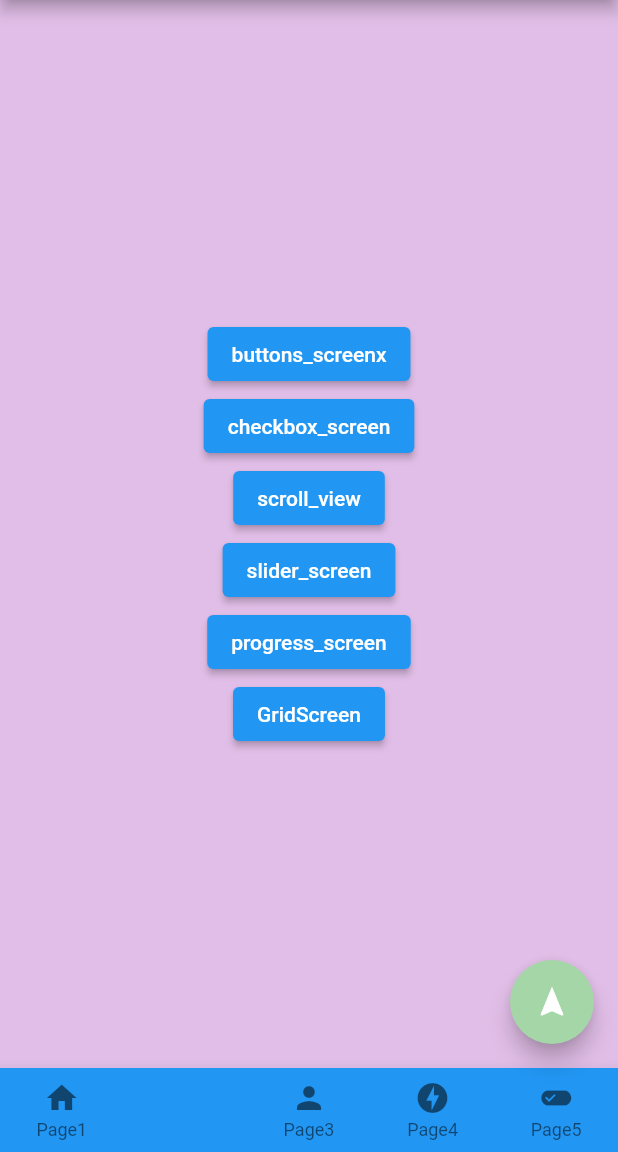
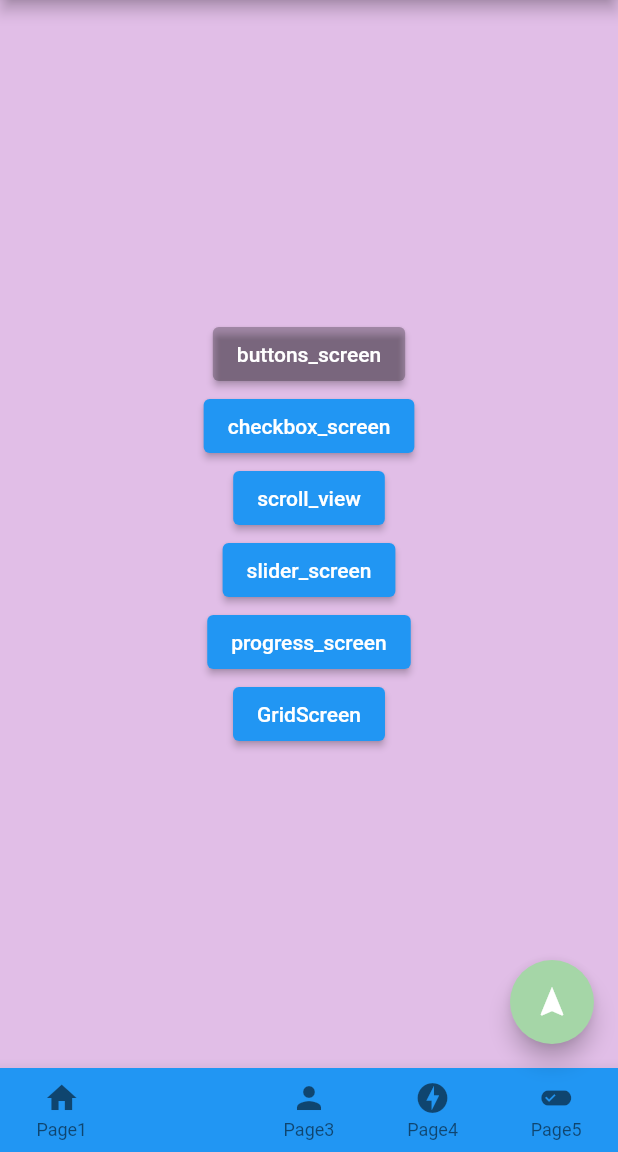
Before and after one commit to ramen2020/flutter_cheat, a Flutter app: the screen it shows after launch, item 2 of the bottom bar chosen, on a phone screen of 412 x 824 dp, the part 84-1236 px from its top. Run offline on Flutter 3.47's test engine with Material 2 defaults, Android fonts, the phone set to English and light mode, and no system bars.

Commit message:
ElevatedButton buttons_screenchange

```diff
--- a/lib/screen/page2_screen.dart
+++ b/lib/screen/page2_screen.dart
@@ -18,7 +18,10 @@ class Page2 extends StatelessWidget {
             children: <Widget>[
               // 画面遷移
               ElevatedButton(
-                  child: Text('buttons_screenx'),
+                  style: ElevatedButton.styleFrom(
+                    primary: Colors.black26,
+                  ),
+                  child: Text('buttons_screen'),
                   onPressed: () {
                     Navigator.push(
                         context,
```
